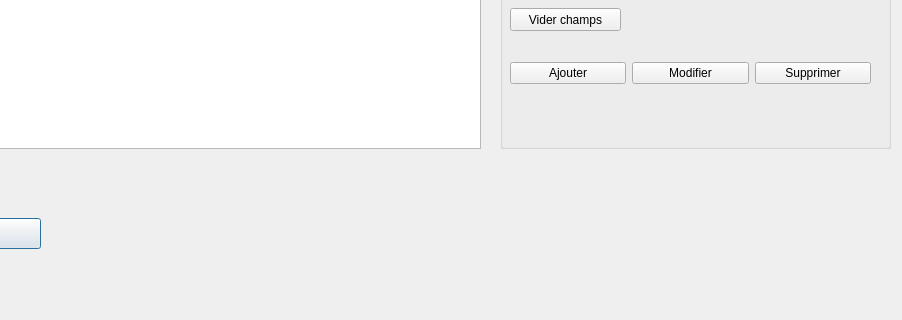
The window that FestiClicC/utilisateur.ui (FestiClic/FestiClic3) describes before a commit, drawn with Qt 5; both pictures show x 120 to 1022 and y 312 to 632 of the 1022 by 632 pixel window.
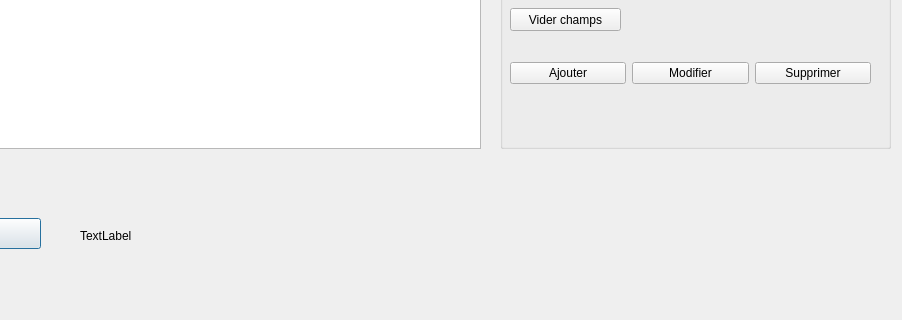
The same window after the commit.

Patch:
```diff
--- a/FestiClicC/utilisateur.ui
+++ b/FestiClicC/utilisateur.ui
@@ -193,6 +193,19 @@
     </property>
    </widget>
   </widget>
+  <widget class="QLabel" name="uLabelAlerte">
+   <property name="geometry">
+    <rect>
+     <x>200</x>
+     <y>540</y>
+     <width>671</width>
+     <height>16</height>
+    </rect>
+   </property>
+   <property name="text">
+    <string>TextLabel</string>
+   </property>
+  </widget>
  </widget>
  <resources/>
  <connections/>
```
